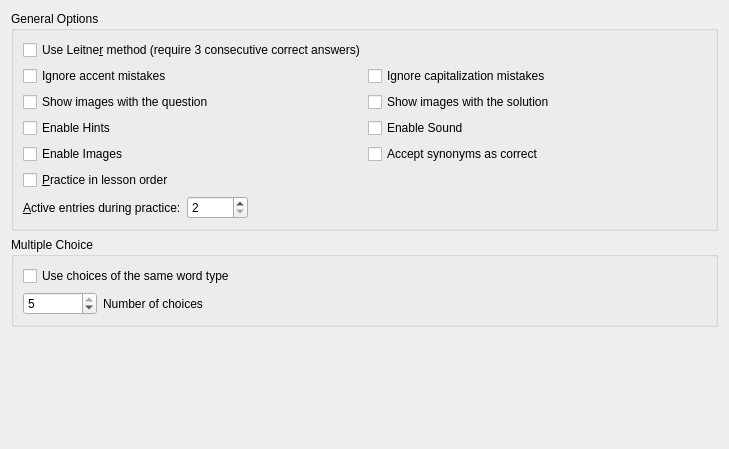
Before: the Qt Designer form src/configure-practice/advancedpracticeoptions.ui in KDE/parley, drawn with Qt 5.
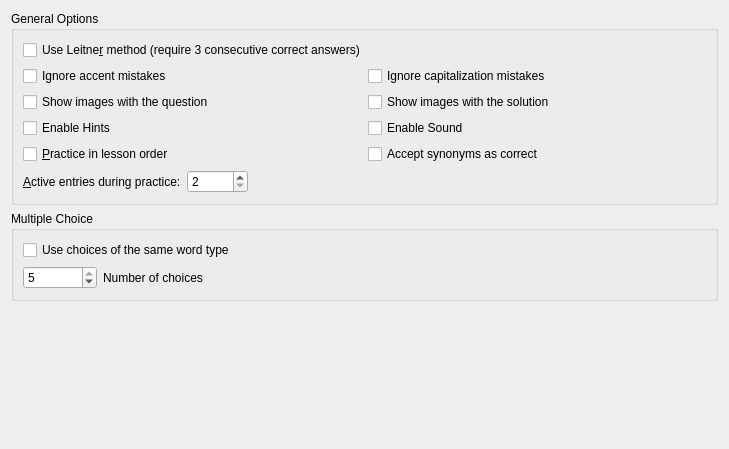
After: the same form once the commit is applied. Custom widgets are drawn as their Qt base class.

Commit message: get rid of the third "enable images" checkbox. having two of them is enough. ;)

Patch:
```diff
--- a/src/configure-practice/advancedpracticeoptions.ui
+++ b/src/configure-practice/advancedpracticeoptions.ui
@@ -74,13 +74,6 @@
           </property>
          </widget>
         </item>
-        <item row="3" column="0">
-         <widget class="QCheckBox" name="kcfg_PracticeImagesEnabled">
-          <property name="text">
-           <string>Enable Images</string>
-          </property>
-         </widget>
-        </item>
         <item row="3" column="1">
          <widget class="QCheckBox" name="kcfg_CountSynonymsAsCorrect">
           <property name="text">
@@ -88,7 +81,7 @@
           </property>
          </widget>
         </item>
-        <item row="4" column="0">
+        <item row="3" column="0">
          <widget class="QCheckBox" name="kcfg_TestOrderLesson">
           <property name="toolTip">
            <string>When practicing, new words will be chosen loosely in lesson order if this is selected.  Otherwise, they will be chosen completely at random.</string>
```
